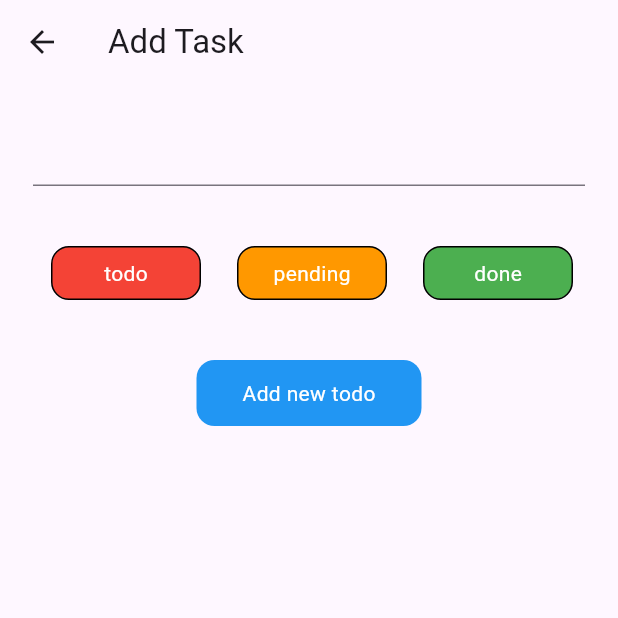
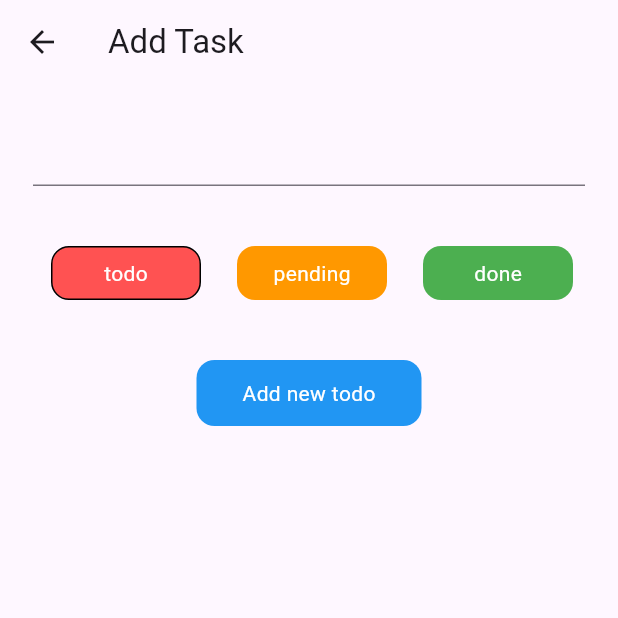
Before and after one commit to dmgcoding/flc_taskapp1, a Flutter app: the screen it shows after launch, after a tap on the "add" icon, on a phone screen of 412 x 824 dp, the top half of it. Run offline on Flutter 3.47's test engine with Material 3 defaults, Android fonts, the phone set to English and light mode, and no system bars; our stand-ins replace bloc, flutter_bloc, get_it.

Commit message:
feat: add task bloc

```diff
--- /dev/null
+++ b/lib/pages/add_task/bloc/add_task/add_task_bloc.dart
@@ -0,0 +1,41 @@
+import 'dart:math';
+
+import 'package:bloc/bloc.dart';
+import 'package:meta/meta.dart';
+import 'package:task_repository/task_repository.dart';
+
+part 'add_task_event.dart';
+part 'add_task_state.dart';
+
+class AddTaskBloc extends Bloc<AddTaskEvent, AddTaskState> {
+  AddTaskBloc(this.taskRepository) : super(AddTaskState()) {
+    on<ChangeTaskValue>(_changeTaskValue);
+    on<ChangeTaskStatus>(_changeTaskStatus);
+    on<Submit>(_submit);
+  }
+
+  final TaskRepository taskRepository;
+
+  void _changeTaskValue(ChangeTaskValue event, Emitter<AddTaskState> emit) {
+    final newValue = event.task;
+    emit(state.copyWith(task: newValue));
+  }
+
+  void _changeTaskStatus(ChangeTaskStatus event, Emitter<AddTaskState> emit) {
+    final newStatus = event.taskStatus;
+    final newState = state.copyWith(taskStatus: newStatus);
+    emit(newState);
+  }
+
+  void _submit(Submit event, Emitter<AddTaskState> emit) {
+    //isloading = true
+    emit(state.copyWith(isLoading: true));
+    //add new task
+    final taskId = Random().nextInt(100000).toString();
+    final newTask =
+        Task(taskId: taskId, task: state.task, status: state.taskStatus);
+    taskRepository.addTask(newTask);
+    //if success emit success state
+    emit(state.copyWith(status: FormStatus.success, isLoading: false));
+  }
+}
--- /dev/null
+++ b/lib/pages/add_task/bloc/add_task/add_task_event.dart
@@ -0,0 +1,16 @@
+part of 'add_task_bloc.dart';
+
+@immutable
+sealed class AddTaskEvent {}
+
+final class ChangeTaskValue extends AddTaskEvent {
+  ChangeTaskValue(this.task);
+  final String task;
+}
+
+final class ChangeTaskStatus extends AddTaskEvent {
+  ChangeTaskStatus(this.taskStatus);
+  final TaskStatus taskStatus;
+}
+
+final class Submit extends AddTaskEvent {}
--- /dev/null
+++ b/lib/pages/add_task/bloc/add_task/add_task_state.dart
@@ -0,0 +1,33 @@
+part of 'add_task_bloc.dart';
+
+enum FormStatus {
+  initial,
+  success,
+  error,
+}
+
+final class AddTaskState {
+  AddTaskState({
+    this.task = '',
+    this.taskStatus = TaskStatus.todo,
+    this.status = FormStatus.initial,
+    this.isLoading = false,
+  });
+  final FormStatus status;
+  final TaskStatus taskStatus;
+  final String task;
+  final bool isLoading;
+
+  AddTaskState copyWith({
+    FormStatus? status,
+    TaskStatus? taskStatus,
+    String? task,
+    bool? isLoading,
+  }) =>
+      AddTaskState(
+        task: task ?? this.task,
+        taskStatus: taskStatus ?? this.taskStatus,
+        status: status ?? this.status,
+        isLoading: isLoading ?? this.isLoading,
+      );
+}
--- a/lib/pages/add_task/views/add_task.dart
+++ b/lib/pages/add_task/views/add_task.dart
@@ -1,4 +1,8 @@
+import 'package:flc_taskapp1/locator.dart';
+import 'package:flc_taskapp1/pages/add_task/bloc/add_task/add_task_bloc.dart';
 import 'package:flutter/material.dart';
+import 'package:flutter_bloc/flutter_bloc.dart';
+import 'package:task_repository/task_repository.dart';
 
 import 'status_card.dart';
 import 'submit_btn.dart';
@@ -9,7 +13,10 @@ class AddTaskPage extends StatelessWidget {
 
   @override
   Widget build(BuildContext context) {
-    return const _AddTaskView();
+    return BlocProvider(
+      create: (context) => AddTaskBloc(lc()),
+      child: const _AddTaskView(),
+    );
   }
 }
 
@@ -18,7 +25,13 @@ class _AddTaskView extends StatelessWidget {
 
   @override
   Widget build(BuildContext context) {
-    return Scaffold(
+    return BlocListener<AddTaskBloc, AddTaskState>(
+      listener: (context, state) {
+        if (state.status == FormStatus.success) {
+          Navigator.pop(context);
+        }
+      },
+      child: Scaffold(
         appBar: AppBar(
           title: const Text('Add Task'),
         ),
@@ -31,18 +44,9 @@ class _AddTaskView extends StatelessWidget {
               SizedBox(height: 40),
               Row(
                 children: [
-                StatusCard(
-                  text: 'todo',
-                  color: Colors.red,
-                ),
-                StatusCard(
-                  text: 'pending',
-                  color: Colors.orange,
-                ),
-                StatusCard(
-                  text: 'done',
-                  color: Colors.green,
-                ),
+                  StatusCard(status: TaskStatus.todo),
+                  StatusCard(status: TaskStatus.pending),
+                  StatusCard(status: TaskStatus.done),
                 ],
               ),
               SizedBox(height: 40),
@@ -50,6 +54,7 @@ class _AddTaskView extends StatelessWidget {
             ],
           ),
         ),
+      ),
     );
   }
 }
--- a/lib/pages/add_task/views/status_card.dart
+++ b/lib/pages/add_task/views/status_card.dart
@@ -1,32 +1,45 @@
+import 'package:flc_taskapp1/locator.dart';
+import 'package:flc_taskapp1/pages/add_task/bloc/add_task/add_task_bloc.dart';
 import 'package:flutter/material.dart';
+import 'package:flutter_bloc/flutter_bloc.dart';
+import 'package:task_repository/task_repository.dart';
 
 class StatusCard extends StatelessWidget {
   const StatusCard({
-    required this.text,
-    required this.color,
+    required this.status,
     super.key,
   });
 
-  final String text;
-  final Color color;
+  final TaskStatus status;
 
   @override
   Widget build(BuildContext context) {
+    return GestureDetector(
+      onTap: () => context.read<AddTaskBloc>().add(ChangeTaskStatus(status)),
+      child: BlocBuilder<AddTaskBloc, AddTaskState>(
+        builder: (context, state) {
+          final selectedTaskStatus = state.taskStatus;
+          final selected = selectedTaskStatus == status;
           return Container(
             width: 100,
             padding: const EdgeInsets.symmetric(horizontal: 12, vertical: 7),
             margin: const EdgeInsets.symmetric(horizontal: 12),
             decoration: BoxDecoration(
-        color: color,
+              color: lc<TaskRepository>().getColorForTaskStatus(status),
               borderRadius: BorderRadius.circular(12),
-        border: Border.all(color: Colors.black),
+              border: Border.all(
+                color: selected ? Colors.black : Colors.transparent,
+              ),
             ),
             child: Center(
               child: Text(
-          text,
+                lc<TaskRepository>().getTextForTaskStatus(status),
                 style: const TextStyle(color: Colors.white),
               ),
             ),
           );
+        },
+      ),
+    );
   }
 }
--- a/lib/pages/add_task/views/submit_btn.dart
+++ b/lib/pages/add_task/views/submit_btn.dart
@@ -1,4 +1,6 @@
+import 'package:flc_taskapp1/pages/add_task/bloc/add_task/add_task_bloc.dart';
 import 'package:flutter/material.dart';
+import 'package:flutter_bloc/flutter_bloc.dart';
 
 class SubmitBtn extends StatelessWidget {
   const SubmitBtn({
@@ -8,6 +10,8 @@ class SubmitBtn extends StatelessWidget {
   @override
   Widget build(BuildContext context) {
     return Align(
+      child: GestureDetector(
+        onTap: () => context.read<AddTaskBloc>().add(Submit()),
         child: Container(
           width: 150,
           padding: const EdgeInsets.symmetric(horizontal: 12, vertical: 12),
@@ -22,6 +26,7 @@ class SubmitBtn extends StatelessWidget {
             ),
           ),
         ),
+      ),
     );
   }
 }
--- a/lib/pages/add_task/views/text_input.dart
+++ b/lib/pages/add_task/views/text_input.dart
@@ -1,4 +1,6 @@
+import 'package:flc_taskapp1/pages/add_task/bloc/add_task/add_task_bloc.dart';
 import 'package:flutter/material.dart';
+import 'package:flutter_bloc/flutter_bloc.dart';
 
 class TextInput extends StatelessWidget {
   const TextInput({
@@ -7,6 +9,9 @@ class TextInput extends StatelessWidget {
 
   @override
   Widget build(BuildContext context) {
-    return TextFormField();
+    return TextFormField(
+      onChanged: (value) =>
+          context.read<AddTaskBloc>().add(ChangeTaskValue(value)),
+    );
   }
 }
--- a/lib/pages/home/views/selected_todos_list.dart
+++ b/lib/pages/home/views/selected_todos_list.dart
@@ -13,7 +13,9 @@ class SelectedTodosList extends StatelessWidget {
   List<Task> getTasksForCategory(List<Task> allTasks, TaskCategory cat) {
     List<Task> filtered = [];
     for (var t in allTasks) {
-      if (cat == TaskCategory.done) {
+      if (cat == TaskCategory.all) {
+        filtered.add(t);
+      } else if (cat == TaskCategory.done) {
         if (t.status == TaskStatus.done) {
           filtered.add(t);
         }
@@ -48,7 +50,7 @@ class SelectedTodosList extends StatelessWidget {
         return Column(
           children: filteredList
               .map(
-                (e) => const TaskCard(),
+                (e) => TaskCard(e),
               )
               .toList(),
         );
--- a/lib/pages/home/views/task_card.dart
+++ b/lib/pages/home/views/task_card.dart
@@ -1,9 +1,13 @@
 import 'package:flutter/material.dart';
+import 'package:task_repository/task_repository.dart';
 
 class TaskCard extends StatelessWidget {
-  const TaskCard({
+  const TaskCard(
+    this.task, {
     super.key,
   });
+
+  final Task task;
 
   @override
   Widget build(BuildContext context) {
@@ -17,7 +21,7 @@ class TaskCard extends StatelessWidget {
       child: Row(
         children: [
           const SizedBox(width: 12),
-          const Text('Some task...'),
+          Text(task.task),
           const Spacer(),
           IconButton(
             onPressed: () {},
--- a/packages/task_repository/lib/src/task_repository.dart
+++ b/packages/task_repository/lib/src/task_repository.dart
@@ -40,6 +40,8 @@ class TaskRepository {
       }
     }
 
+    print(_tasks.length);
+
     _tasks = newList;
     _controller.add(_tasks);
   }
@@ -65,6 +67,28 @@ class TaskRepository {
         return Colors.orange;
       case TaskCategory.todo:
         return Colors.redAccent;
+    }
+  }
+
+  Color getColorForTaskStatus(TaskStatus category) {
+    switch (category) {
+      case TaskStatus.done:
+        return Colors.green;
+      case TaskStatus.pending:
+        return Colors.orange;
+      case TaskStatus.todo:
+        return Colors.redAccent;
+    }
+  }
+
+  String getTextForTaskStatus(TaskStatus status) {
+    switch (status) {
+      case TaskStatus.todo:
+        return 'todo';
+      case TaskStatus.done:
+        return 'done';
+      case TaskStatus.pending:
+        return 'pending';
     }
   }
 
```
Lines whose indentation alone changed are shown as unchanged.
